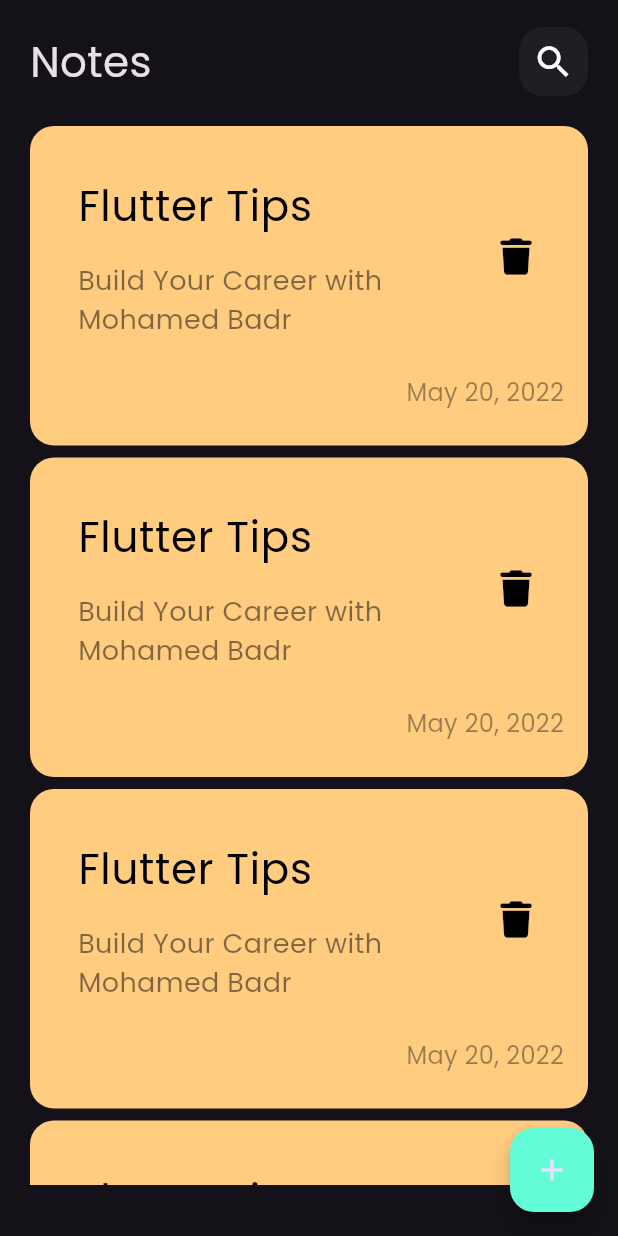
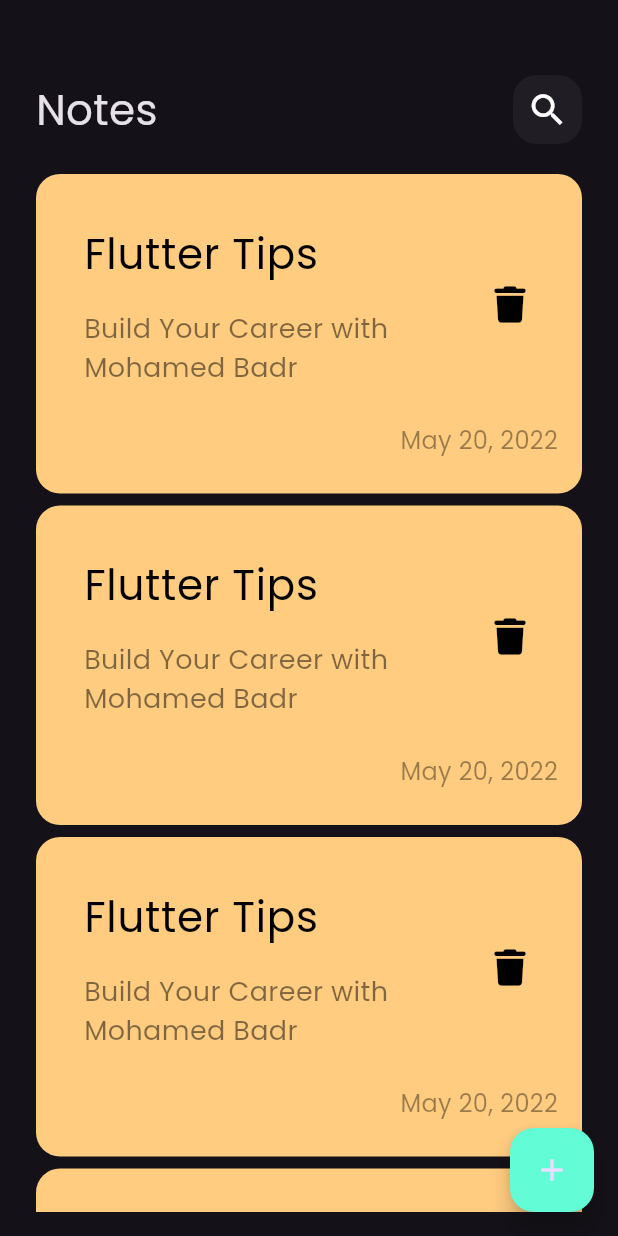
Before and after one commit to mohamedbadr12/Notes_app, a Flutter app: the screen it shows after launch, on a phone screen of 412 x 824 dp. Run offline on Flutter 3.47's test engine with Material 3 defaults, Android fonts, the phone set to English and light mode, and no system bars; our stand-ins replace device_preview, font_awesome_flutter.

Commit message:
add edit note app bar

```diff
--- a/lib/features/notes/presentation/views/widgets/custom_app_bar.dart
+++ b/lib/features/notes/presentation/views/widgets/custom_app_bar.dart
@@ -3,15 +3,18 @@ import 'package:flutter/material.dart';
 import 'custom_search_icon.dart';
 
 class CustomAppBar extends StatelessWidget {
-  const CustomAppBar({super.key});
+  const CustomAppBar({super.key, required this.title, required this.icon});
+  final String title;
+  final IconData icon;
+
 
   @override
   Widget build(BuildContext context) {
-    return const Row(
+    return  Row(
       mainAxisAlignment: MainAxisAlignment.spaceBetween,
       children: [
-        Text("Notes",style: TextStyle(fontSize: 28),),
-        CustomSearchIcon()
+        Text(title,style: const TextStyle(fontSize: 28),),
+        CustomSearchIcon(icon: icon,)
 
       ],
     );
--- a/lib/features/notes/presentation/views/widgets/custom_search_icon.dart
+++ b/lib/features/notes/presentation/views/widgets/custom_search_icon.dart
@@ -1,7 +1,8 @@
 import 'package:flutter/material.dart';
 
 class CustomSearchIcon extends StatelessWidget {
-  const CustomSearchIcon({super.key});
+  const CustomSearchIcon({super.key, required this.icon});
+  final IconData icon;
 
   @override
   Widget build(BuildContext context) {
@@ -12,8 +13,8 @@ class CustomSearchIcon extends StatelessWidget {
         borderRadius: BorderRadius.circular(16),
         color: Colors.white.withOpacity(.05),
       ),
-      child: const Center(
-        child: Icon(Icons.search,size: 28,),
+      child:  Center(
+        child: Icon(icon,size: 28,),
       ),
     );
   }
--- a/lib/features/notes/presentation/views/widgets/edit_note_view_body.dart
+++ b/lib/features/notes/presentation/views/widgets/edit_note_view_body.dart
@@ -1,14 +1,19 @@
 import 'package:flutter/material.dart';
+import 'package:notes_app/features/notes/presentation/views/widgets/custom_app_bar.dart';
 
 class EditNoteViewBody extends StatelessWidget {
   const EditNoteViewBody({super.key});
 
   @override
   Widget build(BuildContext context) {
-    return const Column(
-      children: [
+    return const Padding(padding: EdgeInsets.symmetric(horizontal: 24),
+      child: Column(
+        children: [
+          SizedBox(height: 50,),
+          CustomAppBar(title: "Edit Note",icon:Icons.done ,)
 
-      ],
+        ],
+      ),
     );
   }
 }
--- a/lib/features/notes/presentation/views/widgets/notes_view_body.dart
+++ b/lib/features/notes/presentation/views/widgets/notes_view_body.dart
@@ -8,10 +8,11 @@ class NotesViewsBody extends StatelessWidget {
 
   @override
   Widget build(BuildContext context) {
-    return const Padding(padding: EdgeInsets.symmetric(horizontal: 20,vertical: 18),
+    return const Padding(padding: EdgeInsets.symmetric(horizontal: 24),
       child: Column(
         children: [
-          CustomAppBar(),
+          SizedBox(height: 50,),
+          CustomAppBar(icon: Icons.search,title: 'Notes',),
           Expanded(child: NotesListView())
         ],
       ),
```
